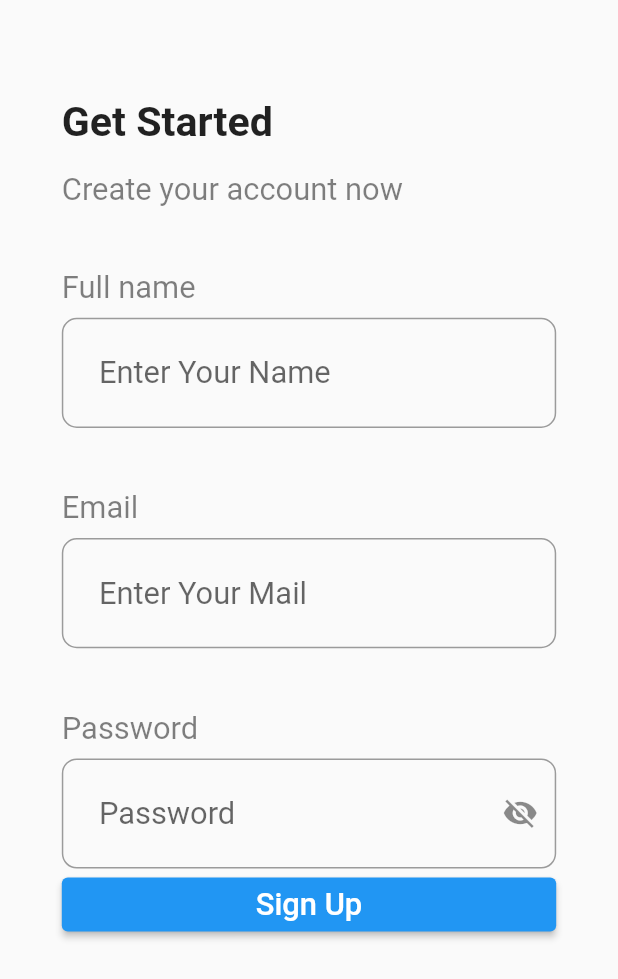
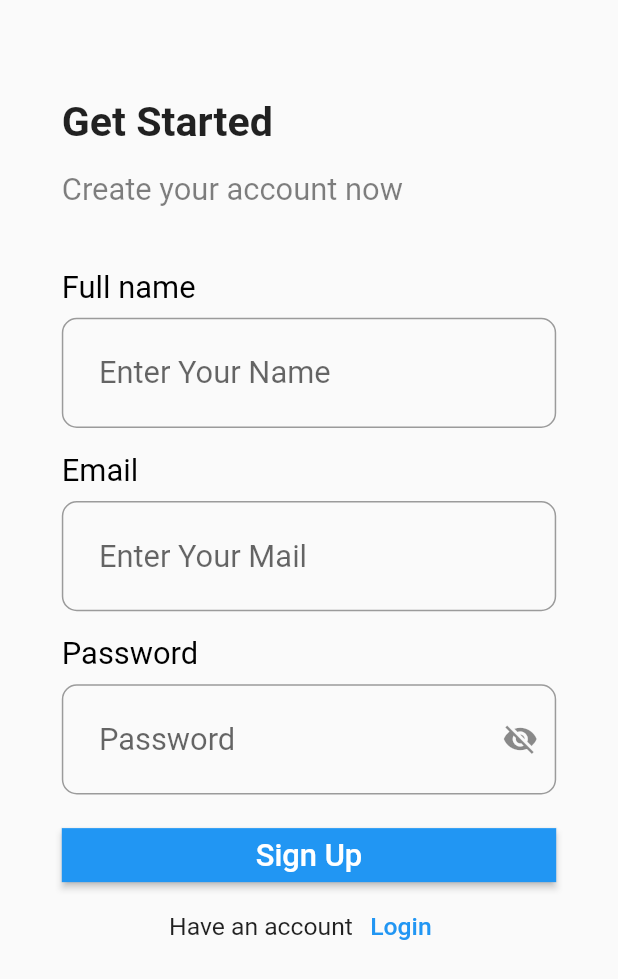
Before and after one commit to Osama-Saleh/telegram, a Flutter app: the RegisterView screen opened directly, on a phone screen of 412 x 824 dp. Shown: the top 979 px of the screen. Run offline on Flutter 3.47's test engine with Material 2 defaults, Android fonts, the phone set to English and light mode, and no system bars; our stand-ins replace animate_do, cloud_firestore, device_preview, firebase_auth, firebase_core, flutter_bloc and 2 more; accounts and stored records are empty; network calls fail.

Commit message:
first commit

```diff
--- /dev/null
+++ b/lib/Module/user_model_fire.dart
@@ -0,0 +1,36 @@
+import 'dart:convert';
+
+// ignore_for_file: public_member_api_docs, sort_constructors_first
+class UserModelFire {
+  String? name;
+  String? mail;
+  String? image;
+  String? token;
+  UserModelFire({
+    this.name,
+    this.mail,
+    this.image,
+    this.token,
+  });
+
+
+  Map<String, dynamic> toMap() {
+    return <String, dynamic>{
+      'name': name,
+      'mail': mail,
+      'image': image,
+      'token': token,
+    };
+  }
+
+  factory UserModelFire.fromJson(Map<String, dynamic> json) {
+    return UserModelFire(
+      name: json['name'] != null ? json['name'] as String : null,
+      mail: json['mail'] != null ? json['mail'] as String : null,
+      image: json['image'] != null ? json['image'] as String : null,
+      token: json['token'] != null ? json['token'] as String : null,
+    );
+  }
+
+
+}
--- a/lib/main.dart
+++ b/lib/main.dart
@@ -48,8 +48,8 @@ class MyApp extends StatelessWidget {
                 ),
                 home:
                 // SettingView()
-                TestView(),
-                // RegisterView()
+                // TestView(),
+                RegisterView()
               );
             },
           );
--- a/lib/state_management/cubit_states.dart
+++ b/lib/state_management/cubit_states.dart
@@ -1,7 +1,22 @@
+// ignore_for_file: public_member_api_docs, sort_constructors_first
 class HomeStates {}
 
 class HomeInitState extends HomeStates {}
 
-class ChangeName extends HomeStates{}
+class ChangeNameState extends HomeStates {}
 
-class ShowPassword extends HomeStates{}
+class ShowPasswordState extends HomeStates {}
+
+class RegisterSuccessState extends HomeStates {}
+
+class RegisterErrorState extends HomeStates {}
+
+class SignUpSuccessState extends HomeStates {}
+
+class SignUpErrorState extends HomeStates {}
+
+class SaveUserDataLoadingState extends HomeStates {}
+
+class SaveUserDataSuccessState extends HomeStates {}
+
+class SaveUserDataErrorState extends HomeStates {}
--- a/lib/view/register_view.dart
+++ b/lib/view/register_view.dart
@@ -2,28 +2,53 @@
 
 import 'package:flutter/material.dart';
 import 'package:flutter_bloc/flutter_bloc.dart';
+import 'package:fluttertoast/fluttertoast.dart';
 import 'package:sizer/sizer.dart';
 import 'package:telegram/components/app_colors.dart';
 import 'package:telegram/state_management/cubit_states.dart';
 import 'package:telegram/state_management/home_cubit.dart';
+import 'package:telegram/view/login.view.dart';
 import 'package:telegram/widgets/my_elevated_button.dart';
+import 'package:telegram/widgets/my_show_model.dart';
 import 'package:telegram/widgets/my_text.dart';
 import 'package:telegram/widgets/my_text_form_field.dart';
 
-class RegisterView extends StatelessWidget {
+class RegisterView extends StatefulWidget {
   RegisterView({super.key});
+
+  @override
+  State<RegisterView> createState() => _RegisterViewState();
+}
+
+class _RegisterViewState extends State<RegisterView> {
   TextEditingController nameController = TextEditingController();
+
   TextEditingController mailController = TextEditingController();
+
+  TextEditingController passwordController = TextEditingController();
+
+  var formKey = GlobalKey<FormState>();
+
   @override
   Widget build(BuildContext context) {
     var cubit = HomeCubit.get(context);
     return BlocConsumer<HomeCubit, HomeStates>(
-      listener: (context, state) {},
+      listener: (context, state) {
+        if (state is RegisterSuccessState) {
+
+          Fluttertoast.showToast(
+              msg: "Register Success",
+              toastLength: Toast.LENGTH_SHORT,
+              backgroundColor: Colors.green);
+        }
+      },
       builder: (context, state) {
         return Scaffold(
           body: SafeArea(
               child: Padding(
             padding: EdgeInsets.only(top: 8.h, left: 5.h, right: 5.h),
+            child: Form(
+              key: formKey,
               child: SingleChildScrollView(
                 physics: const BouncingScrollPhysics(),
                 child: Column(
@@ -48,7 +73,7 @@ class RegisterView extends StatelessWidget {
                     MyText(
                       text: "Full name",
                       fontSize: 15.sp,
-                    color: AppColor.black.withOpacity(.5),
+                      color: AppColor.black,
                     ),
                     SizedBox(
                       height: 1.h,
@@ -66,12 +91,12 @@ class RegisterView extends StatelessWidget {
                       },
                     ),
                     SizedBox(
-                    height: 5.h,
+                      height: 2.h,
                     ),
                     MyText(
                       text: "Email",
                       fontSize: 15.sp,
-                    color: AppColor.black.withOpacity(.5),
+                      color: AppColor.black,
                     ),
                     SizedBox(
                       height: 1.h,
@@ -89,26 +114,27 @@ class RegisterView extends StatelessWidget {
                       },
                     ),
                     SizedBox(
-                    height: 5.h,
+                      height: 2.h,
                     ),
                     MyText(
                       text: "Password",
                       fontSize: 15.sp,
-                    color: AppColor.black.withOpacity(.5),
+                      color: AppColor.black,
                     ),
                     SizedBox(
                       height: 1.h,
                     ),
                     MyTextFormField(
+                      controller: passwordController,
                       hintText: "Password",
-                    obscureText: cubit.isVisibel,
+                      obscureText: cubit.showPassword,
                       border: OutlineInputBorder(
                           borderRadius: BorderRadius.circular(10)),
                       suffixIcon: IconButton(
                           onPressed: () {
-                          cubit.showPassword();
+                            cubit.changePasswordVisibility();
                           },
-                        icon: Icon(cubit.iconData)),
+                          icon: Icon(cubit.suffix)),
                       validator: (value) {
                         if (value!.isEmpty) {
                           return "faild";
@@ -116,11 +142,46 @@ class RegisterView extends StatelessWidget {
                         return null;
                       },
                     ),
+                    SizedBox(
+                      height: 2.h,
+                    ),
                     Container(
                       width: double.infinity,
-                    child: MyElevatedButton(text: "Sign Up"),
+                      child: MyElevatedButton(
+                        text: "Sign Up",
+                        onPressed: () {
+                          cubit.register(
+                            name: nameController.text,
+                            mail: mailController.text,
+                            password: passwordController.text,
+                          );
+                          if (formKey.currentState!.validate()) {}
+                        },
+                      ),
+                    ),
+                    Row(
+                      mainAxisAlignment: MainAxisAlignment.center,
+                      children: [
+                        MyText(
+                          text: "Have an account",
+                          fontSize: 12.sp,
+                        ),
+                        TextButton(
+                            onPressed: () {
+                              Navigator.push(
+                                  context,
+                                  MaterialPageRoute(
+                                    builder: (context) => const LoginView(),
+                                  ));
+                            },
+                            child: MyText(
+                              text: "Login",
+                              fontSize: 12.sp,
+                            ))
+                      ],
                     )
                   ],
+                ),
               ),
             ),
           )),
--- a/lib/widgets/my_elevated_button.dart
+++ b/lib/widgets/my_elevated_button.dart
@@ -3,19 +3,23 @@ import 'package:sizer/sizer.dart';
 import 'package:telegram/widgets/my_text.dart';
 
 class MyElevatedButton extends StatelessWidget {
-  const MyElevatedButton({
+   MyElevatedButton({
     super.key,
     this.text,
+    this.onPressed,
+    this.border
   });
   final String? text;
-
+  final Function()? onPressed;
+   double? border;
   @override
   Widget build(BuildContext context) {
     return ElevatedButton(
-        onPressed: () {},
+        onPressed: onPressed,
         style: ElevatedButton.styleFrom(
-          // shape: ou
-        ),
+            shape: RoundedRectangleBorder(
+          borderRadius: BorderRadius.circular(border??0),
+        )),
         child: MyText(
           text: text,
           fontSize: 15.sp,
```
Also changed, not shown: lib/state_management/home_cubit.dart (+113 -19 lines), lib/test.dart (+89 -82 lines), lib/view/login.view.dart (added, +145 -0 lines), pubspec.yaml (+8 -0 lines), lib/controller/local_storage/hive.dart (added), pubspec.lock, 2 other files. Lines whose indentation alone changed are shown as unchanged.
